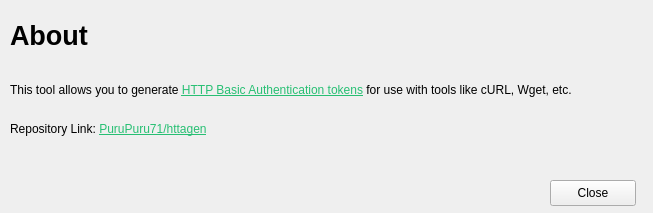
Qt form about.ui (PuruPuru71/httagen) before a commit.
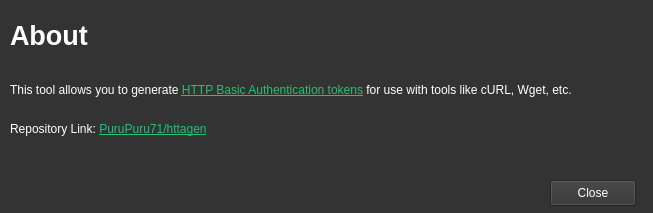
The same form after that commit. Icons and pictures are not drawn.

```diff
--- a/about.ui
+++ b/about.ui
@@ -25,6 +25,12 @@
   <property name="windowTitle">
    <string>HTTAGEN - About</string>
   </property>
+  <property name="styleSheet">
+   <string notr="true">QWidget {
+color: #FFFFFF;
+background-color: #333333;
+}</string>
+  </property>
   <widget class="QLabel" name="aboutLabel">
    <property name="geometry">
     <rect>
```
